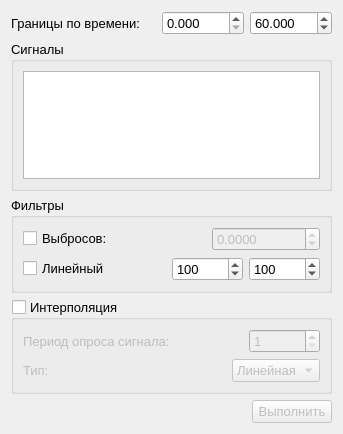
Above: gui/FilterSignalsWindow.ui from Qinterfly/EvalSig before the change. Below: the same form after it.
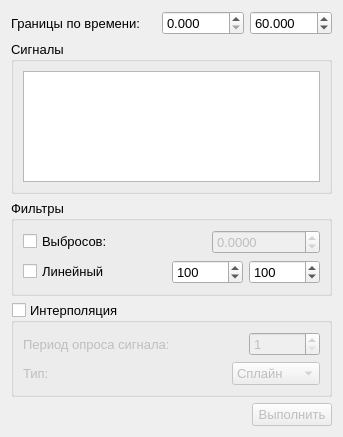
That is the form after the change.

Diff of the .ui file:
```diff
--- a/gui/FilterSignalsWindow.ui
+++ b/gui/FilterSignalsWindow.ui
@@ -10,7 +10,7 @@
     <x>0</x>
     <y>0</y>
     <width>343</width>
-    <height>434</height>
+    <height>437</height>
    </rect>
   </property>
   <property name="font">
@@ -286,12 +286,12 @@
           </property>
           <item>
            <property name="text">
-            <string>Линейная</string>
+            <string>Сплайн</string>
            </property>
           </item>
           <item>
            <property name="text">
-            <string>Сплайн</string>
+            <string>Линейная</string>
            </property>
           </item>
          </widget>
```
